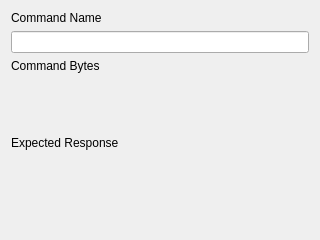
This is res/forms/viewsendbytes.ui in CouleurQ/SmartCardManager as Qt 5 draws it before an edit. The edited form follows.
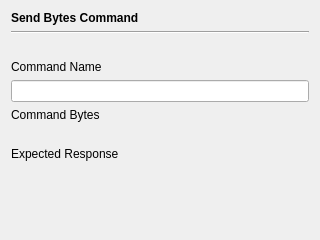
This is the edited form. Custom widgets are drawn as their Qt base class.

Commit message: RunScript CommandTerminal UI handling

Patch:
```diff
--- a/res/forms/viewsendbytes.ui
+++ b/res/forms/viewsendbytes.ui
@@ -20,6 +20,30 @@
    <string>Form</string>
   </property>
   <layout class="QVBoxLayout" name="verticalLayout_2">
+   <item>
+    <widget class="QLabel" name="label_4">
+     <property name="text">
+      <string>&lt;html&gt;&lt;head/&gt;&lt;body&gt;&lt;p&gt;&lt;span style=&quot; font-weight:700;&quot;&gt;Send Bytes Command&lt;/span&gt;&lt;/p&gt;&lt;/body&gt;&lt;/html&gt;</string>
+     </property>
+     <property name="textFormat">
+      <enum>Qt::TextFormat::RichText</enum>
+     </property>
+    </widget>
+   </item>
+   <item>
+    <widget class="Line" name="line">
+     <property name="orientation">
+      <enum>Qt::Orientation::Horizontal</enum>
+     </property>
+    </widget>
+   </item>
+   <item>
+    <widget class="QLabel" name="label_5">
+     <property name="text">
+      <string/>
+     </property>
+    </widget>
+   </item>
    <item>
     <widget class="QLabel" name="label_2">
      <property name="text">
```
The commit also changes 7 other files.
